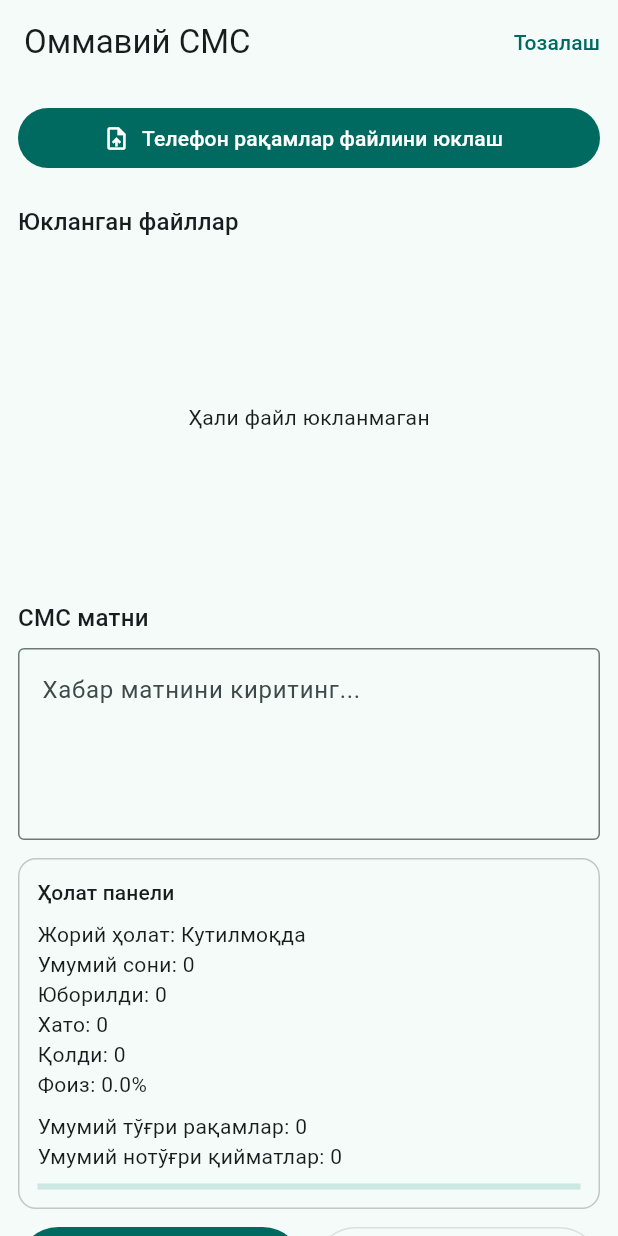
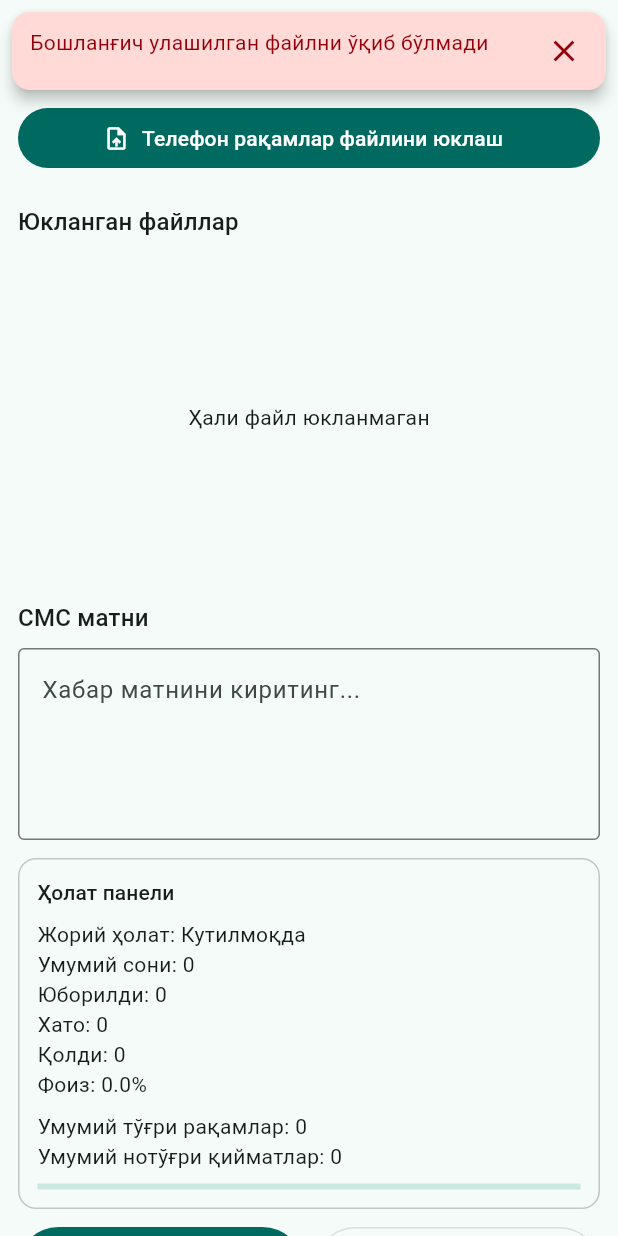
Before and after one commit to linverno-tm/sms-sender, a Flutter app: the screen it shows after launch, on a phone screen of 412 x 824 dp. Run offline on Flutter 3.47's test engine with Material 3 defaults, Android fonts, the phone set to English and light mode, and no system bars; our stand-ins replace csv, file_picker; missing offline and left inert: another_telephony, excel, receive_sharing_intent.

Commit message:
feat(android,parser): add robust xlsx fallback parsing, global error reporter, and phone format normalization

```diff
--- a/lib/core/app_strings.dart
+++ b/lib/core/app_strings.dart
@@ -16,7 +16,7 @@ class AppStrings {
   static const totalValidNumbers = 'Умумий тўғри рақамлар';
   static const totalInvalidValues = 'Умумий нотўғри қийматлар';
   static const invalidValuesHint =
-      'Нотўғри қиймат бор. Рақамни 998XXXXXXXXX ёки 9 хонали форматда киритинг.';
+      'Нотўғри қиймат бор. Қўллаб-қувватланади: XX XXX XX XX, +998 XX XXX XX XX, 998XXXXXXXXX, XXXXXXXXX.';
   static const pending = 'Кутилмоқда';
   static const inProgress = 'Юборилмоқда';
   static const sent = 'Юборилди';
@@ -43,6 +43,7 @@ class AppStrings {
   static const smsPermissionDenied = 'СМС юбориш рухсати берилмади';
   static const startSendError = 'Юборишни бошлашда хатолик юз берди';
   static const stopSendError = 'Юборишни тўхтатишда хатолик юз берди';
+  static const statusUpdateError = 'Ҳолатни янгилашда хатолик юз берди';
 
   static String sendCompleted({
     required int sentCount,
--- /dev/null
+++ b/lib/core/error_reporter.dart
@@ -0,0 +1,82 @@
+import 'dart:ui';
+
+import 'package:flutter/foundation.dart';
+import 'package:flutter/scheduler.dart';
+import 'package:flutter/widgets.dart';
+
+class UiErrorState {
+  const UiErrorState({
+    required this.message,
+    required this.timestamp,
+  });
+
+  final String message;
+  final DateTime timestamp;
+}
+
+class ErrorReporter {
+  static final ValueNotifier<UiErrorState?> latestError = ValueNotifier<UiErrorState?>(null);
+  static UiErrorState? _pendingValue;
+  static bool _flushScheduled = false;
+
+  static void report(
+    Object error,
+    StackTrace stackTrace, {
+    String? userMessage,
+    String? context,
+  }) {
+    final where = context == null || context.trim().isEmpty ? 'unknown' : context.trim();
+    debugPrint('[APP_ERROR][$where] $error');
+    debugPrintStack(stackTrace: stackTrace);
+
+    final message = userMessage?.trim().isNotEmpty == true
+        ? userMessage!.trim()
+        : 'Kutilmagan xatolik yuz berdi: $error';
+    _setLatestErrorSafely(UiErrorState(message: message, timestamp: DateTime.now()));
+  }
+
+  static void clear() {
+    _setLatestErrorSafely(null);
+  }
+
+  static void installGlobalHandlers() {
+    FlutterError.onError = (FlutterErrorDetails details) {
+      FlutterError.presentError(details);
+      report(
+        details.exception,
+        details.stack ?? StackTrace.current,
+        context: 'FlutterError',
+      );
+    };
+
+    PlatformDispatcher.instance.onError = (Object error, StackTrace stackTrace) {
+      report(error, stackTrace, context: 'PlatformDispatcher');
+      return true;
+    };
+  }
+
+  static void _setLatestErrorSafely(UiErrorState? value) {
+    _pendingValue = value;
+    if (_flushScheduled) {
+      return;
+    }
+    _flushScheduled = true;
+
+    final binding = WidgetsBinding.instance;
+    final phase = SchedulerBinding.instance.schedulerPhase;
+    if (phase == SchedulerPhase.idle || phase == SchedulerPhase.postFrameCallbacks) {
+      _flushPending();
+      return;
+    }
+
+    binding.addPostFrameCallback((_) {
+      _flushPending();
+    });
+  }
+
+  static void _flushPending() {
+    _flushScheduled = false;
+    latestError.value = _pendingValue;
+    _pendingValue = null;
+  }
+}
--- a/lib/main.dart
+++ b/lib/main.dart
@@ -1,9 +1,35 @@
+import 'dart:async';
+
 import 'package:flutter/material.dart';
 import 'package:sms/core/app_strings.dart';
+import 'package:sms/core/error_reporter.dart';
 import 'package:sms/pages/home_page.dart';
 
 void main() {
-  runApp(const SmsApp());
+  runZonedGuarded(
+    () {
+      WidgetsFlutterBinding.ensureInitialized();
+      ErrorReporter.installGlobalHandlers();
+      ErrorWidget.builder = (FlutterErrorDetails details) {
+        return Material(
+          color: Colors.red.shade100,
+          child: Center(
+            child: Padding(
+              padding: const EdgeInsets.all(16),
+              child: Text(
+                'UI xatoligi: ${details.exceptionAsString()}',
+                textAlign: TextAlign.center,
+              ),
+            ),
+          ),
+        );
+      };
+      runApp(const SmsApp());
+    },
+    (error, stackTrace) {
+      ErrorReporter.report(error, stackTrace, context: 'runZonedGuarded');
+    },
+  );
 }
 
 class SmsApp extends StatelessWidget {
@@ -18,6 +44,55 @@ class SmsApp extends StatelessWidget {
         colorScheme: ColorScheme.fromSeed(seedColor: Colors.teal),
         useMaterial3: true,
       ),
+      builder: (context, child) {
+        return ValueListenableBuilder<UiErrorState?>(
+          valueListenable: ErrorReporter.latestError,
+          builder: (context, uiError, _) {
+            return Stack(
+              children: [
+                if (child != null) child,
+                if (uiError != null)
+                  Positioned(
+                    left: 8,
+                    right: 8,
+                    top: 8,
+                    child: Material(
+                      elevation: 4,
+                      borderRadius: BorderRadius.circular(12),
+                      color: Theme.of(context).colorScheme.errorContainer,
+                      child: Padding(
+                        padding: const EdgeInsets.symmetric(horizontal: 12, vertical: 10),
+                        child: Row(
+                          crossAxisAlignment: CrossAxisAlignment.start,
+                          children: [
+                            Expanded(
+                              child: Text(
+                                uiError.message,
+                                style: TextStyle(
+                                  color: Theme.of(context).colorScheme.onErrorContainer,
+                                ),
+                              ),
+                            ),
+                            GestureDetector(
+                              onTap: ErrorReporter.clear,
+                              child: Padding(
+                                padding: const EdgeInsets.all(4),
+                                child: Icon(
+                                  Icons.close,
+                                  color: Theme.of(context).colorScheme.onErrorContainer,
+                                ),
+                              ),
+                            ),
+                          ],
+                        ),
+                      ),
+                    ),
+                  ),
+              ],
+            );
+          },
+        );
+      },
       home: const HomePage(),
     );
   }
--- a/lib/services/phone_number_normalizer.dart
+++ b/lib/services/phone_number_normalizer.dart
@@ -20,6 +20,10 @@ class PhoneNumberNormalizer {
     var digits = raw.replaceAll(RegExp(r'\D'), '');
     if (digits.isEmpty) {
       return null;
+    }
+
+    if (digits.startsWith('00')) {
+      digits = digits.substring(2);
     }
 
     if (digits.length == 10 && digits.startsWith('0')) {
--- a/pubspec.yaml
+++ b/pubspec.yaml
@@ -37,6 +37,8 @@ dependencies:
   receive_sharing_intent: ^1.8.1
   excel: ^4.0.6
   csv: ^6.0.0
+  archive: ^3.6.1
+  xml: ^6.5.0
 
 dev_dependencies:
   flutter_test:
```
Also changed, not shown: lib/pages/home_page.dart (+88 -12 lines), lib/services/file_parser_service.dart (+181 -1 lines), lib/services/sms_sender_service.dart (+13 -2 lines), pubspec.lock, 4 other files.
